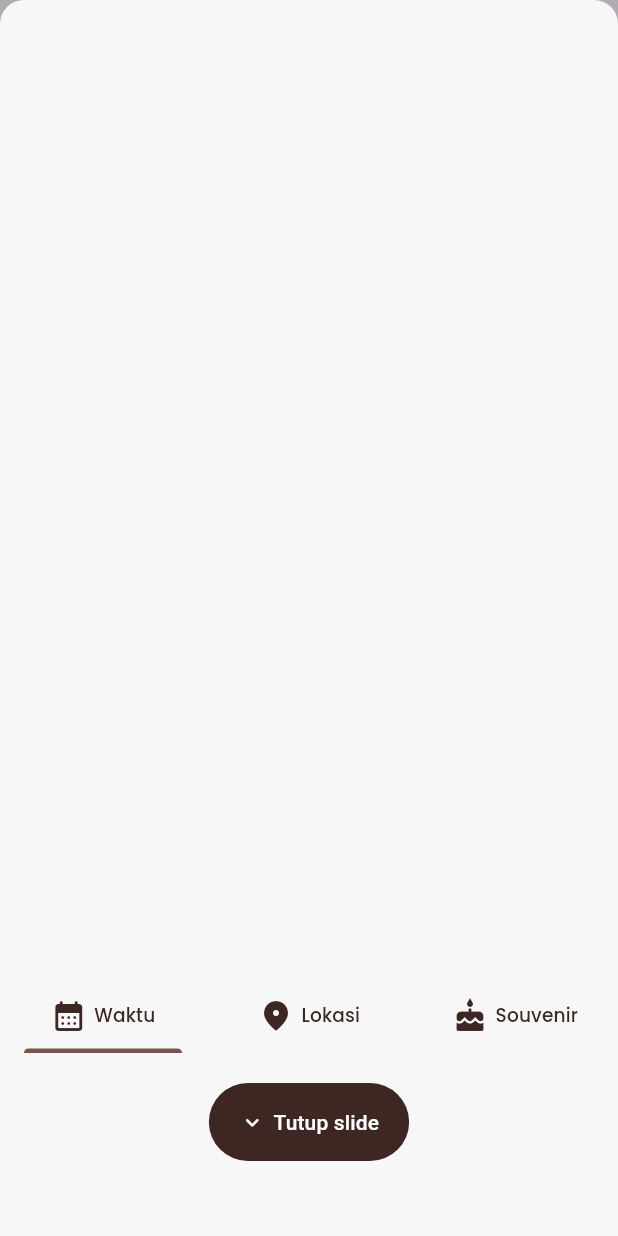
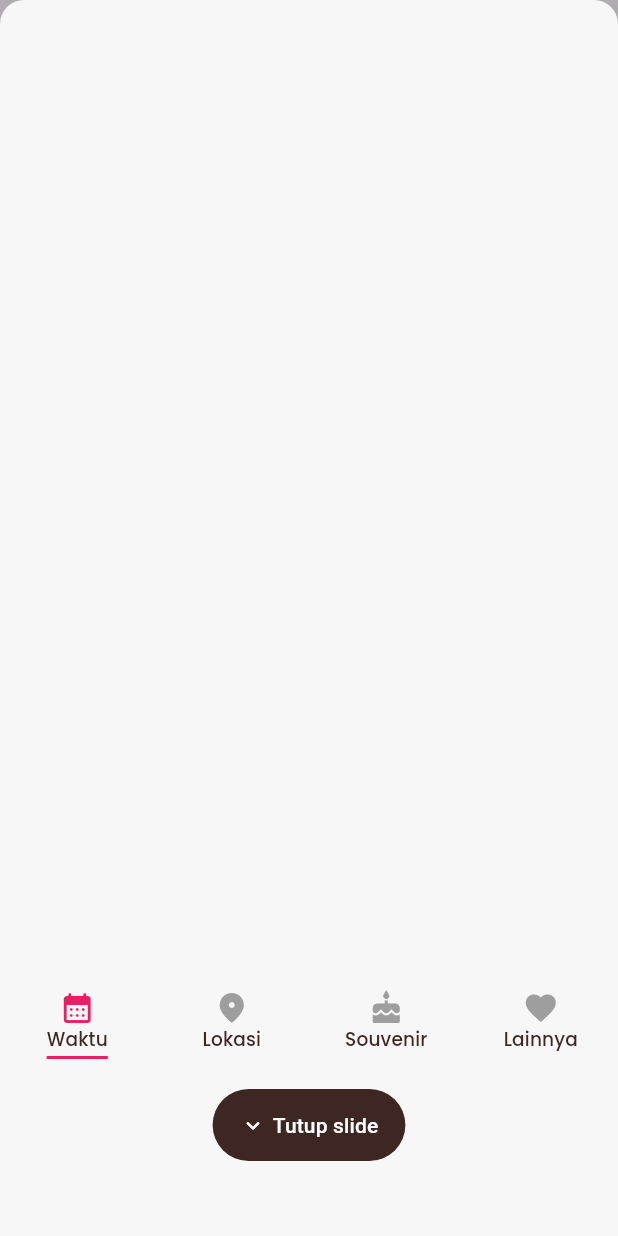
Before and after one commit to IvanRifki/walimatul_ursy, a Flutter app: what showTabModal() shows on an empty page, opened directly with empty values, on a phone screen of 412 x 824 dp. Run offline on Flutter 3.47's test engine with Material 3 defaults, Android fonts, the phone set to English and light mode, and no system bars; our stand-ins replace animate_do, audioplayers, dotted_border, go_router, google_fonts, pretty_qr_code; missing offline and left inert: flutter_tilt, universal_html.

Commit message:
Update modalbottom tambah tab Lainnya

```diff
--- a/lib/static.dart
+++ b/lib/static.dart
@@ -62,7 +62,7 @@ void showTabModal(BuildContext context, String guestName, String guestCode) {
     ),
     builder: (context) {
       return DefaultTabController(
-        length: 3,
+        length: 4,
         child: Column(
           mainAxisSize: MainAxisSize.min,
           children: [
@@ -299,7 +299,7 @@ void showTabModal(BuildContext context, String guestName, String guestCode) {
                                                       borderType:
                                                           BorderType.RRect,
                                                       radius:
-                                                          Radius.circular(20),
+                                                          Radius.circular(10),
                                                       dashPattern: [
                                                         6,
                                                         3
@@ -310,7 +310,7 @@ void showTabModal(BuildContext context, String guestName, String guestCode) {
                                                           color: Colors.white,
                                                           borderRadius:
                                                               BorderRadius
-                                                                  .circular(20),
+                                                                  .circular(10),
                                                         ),
                                                         padding:
                                                             EdgeInsets.all(10),
@@ -488,8 +488,7 @@ void showTabModal(BuildContext context, String guestName, String guestCode) {
                                                     //       ]),
                                                     // ),
 
-                                                    // TeksBiasaBold(
-                                                    //     'Novia & Ivan', context)
+                                                    SizedBox(height: 10),
                                                     Text(
                                                       'Tukarkan kode barcode ini dengan souvenir yg tersedia.',
                                                       textAlign:
@@ -530,21 +529,59 @@ void showTabModal(BuildContext context, String guestName, String guestCode) {
                         ]),
                         child: Container()),
                   )),
+
+                  //Lainnya
+                  Padding(
+                    padding: const EdgeInsets.all(20),
+                    child: SingleChildScrollView(
+                      child: Column(
+                          mainAxisAlignment: MainAxisAlignment.center,
+                          children: [
+                            SizedBox(height: 20),
+                            TeksBiasa("Cerita Pengantin awal.", context),
+                            SizedBox(height: 20),
+                            TeksBiasa("Fotonya kalau ada.", context),
+                            SizedBox(height: 20),
+                            TeksBiasa("Cerita Pengantin akhir.", context),
+                            SizedBox(height: 20),
+                            TeksBiasa("Doa-doa.", context),
+                            SizedBox(height: 20),
+                            TeksBiasa("Kirim Hadiah ke pengantin.", context),
+                            SizedBox(height: 20),
+                            Container(
+                              width: 100,
+                              height: 600,
+                              decoration: BoxDecoration(
+                                color: Colors.brown[900],
+                              ),
+                            ),
+                            SizedBox(height: 20),
+                            Container(
+                              width: 100,
+                              height: 600,
+                              decoration: BoxDecoration(
+                                color: Colors.amber,
+                              ),
+                            )
+                          ]),
+                    ),
+                  )
                 ],
               ),
             ),
             TabBar(
+              // isScrollable: true,
               overlayColor: WidgetStateProperty.all(Colors.transparent),
               dividerColor: Colors.transparent,
               tabs: [
                 //Tab Waktu
                 Tab(
-                  child: Row(
+                  child: Column(
                     mainAxisAlignment: MainAxisAlignment.center,
                     children: [
                       Icon(
                         Icons.calendar_month_rounded,
-                        color: Colors.brown[900],
+                        // color: Colors.brown[900],
                       ),
                       SizedBox(width: 5),
                       TeksBiasa("Waktu", context),
@@ -554,12 +591,12 @@ void showTabModal(BuildContext context, String guestName, String guestCode) {
 
                 //Tab Lokasi
                 Tab(
-                  child: Row(
+                  child: Column(
                     mainAxisAlignment: MainAxisAlignment.center,
                     children: [
                       Icon(
                         Icons.location_on_rounded,
-                        color: Colors.brown[900],
+                        // color: Colors.brown[900],
                       ),
                       SizedBox(width: 5),
                       TeksBiasa("Lokasi", context),
@@ -569,22 +606,45 @@ void showTabModal(BuildContext context, String guestName, String guestCode) {
 
                 //Tab Kupon
                 Tab(
-                  child: Row(
+                  child: Column(
                     mainAxisAlignment: MainAxisAlignment.center,
                     children: [
                       Icon(
                         Icons.cake,
-                        color: Colors.brown[900],
+                        // color: Colors.brown[900],
                       ),
                       SizedBox(width: 5),
                       TeksBiasa("Souvenir", context),
                     ],
                   ),
                 ),
+
+                //Tab Kupon
+                Tab(
+                  child: Column(
+                    mainAxisAlignment: MainAxisAlignment.center,
+                    children: [
+                      Icon(
+                        Icons.favorite,
+                        // color: Colors.brown[900],
+                      ),
+                      SizedBox(width: 5),
+                      TeksBiasa("Lainnya", context),
+                    ],
+                  ),
+                ),
               ],
-              labelColor: Colors.brown,
+              labelColor: Colors.pink,
               unselectedLabelColor: Colors.grey,
-              indicatorColor: Colors.brown,
+              // indicatorColor: Colors.pink,
+              indicator: BoxDecoration(
+                border: Border(
+                  bottom: BorderSide(
+                    color: Colors.pink,
+                    width: 2,
+                  ),
+                ),
+              ),
             ),
             SizedBox(height: 20),
             TextButton(
@@ -598,7 +658,7 @@ void showTabModal(BuildContext context, String guestName, String guestCode) {
                   Navigator.pop(context);
                 },
                 child: Padding(
-                  padding: const EdgeInsets.all(8.0),
+                  padding: const EdgeInsets.all(6.0),
                   child: Row(
                     mainAxisSize: MainAxisSize.min,
                     mainAxisAlignment: MainAxisAlignment.center,
@@ -607,7 +667,7 @@ void showTabModal(BuildContext context, String guestName, String guestCode) {
                         Icons.keyboard_arrow_down_rounded,
                         color: Colors.white,
                       ),
-                      SizedBox(width: 5),
+                      SizedBox(width: 4),
                       Text(
                         'Tutup slide',
                         style: TextStyle(color: Colors.white),
```
Also changed, not shown: 4 other files.
